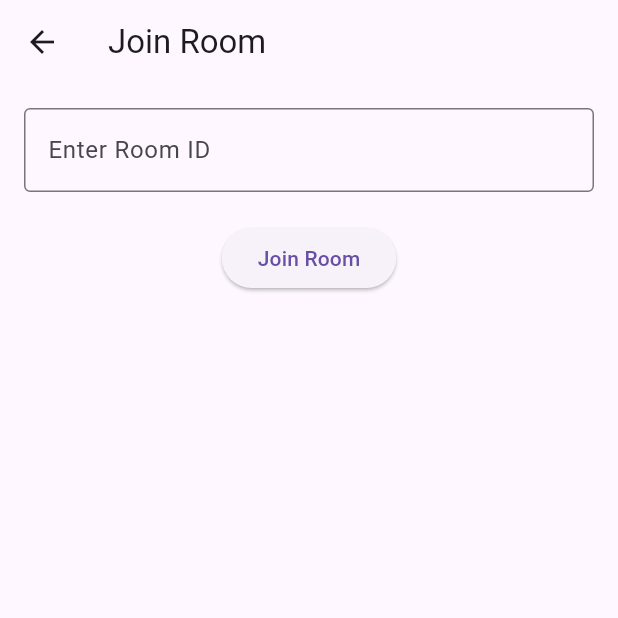
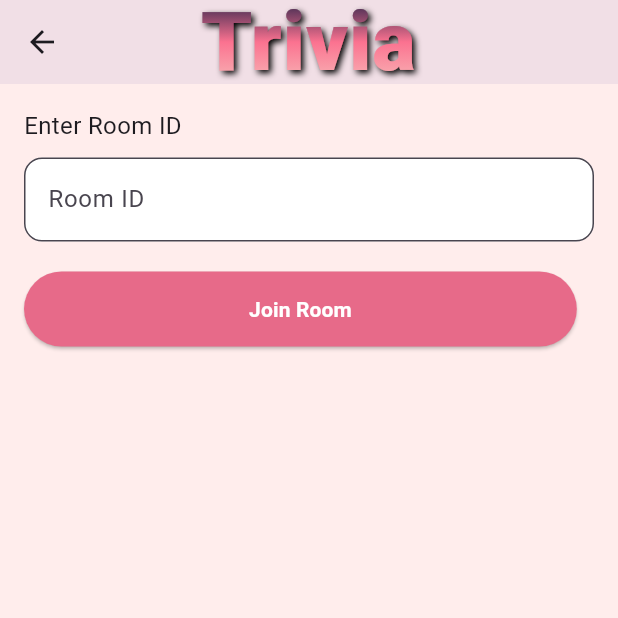
Before and after one commit to giriksv/triviagiri, a Flutter app: the JoinRoomScreen screen opened directly with empty values, on a phone screen of 412 x 824 dp, the top half of it. Run offline on Flutter 3.47's test engine with Material 3 defaults, Android fonts, the phone set to English and light mode, and no system bars; our stand-ins replace cloud_firestore, csv, firebase_auth, firebase_core, firebase_storage, google_fonts and 2 more; accounts and stored records are empty; network calls fail.

Commit message:
join room screen

```diff
--- a/lib/multiplayer/multi_player_views/create_room_screen.dart
+++ b/lib/multiplayer/multi_player_views/create_room_screen.dart
@@ -125,8 +125,18 @@ class _CreateRoomScreenState extends State<CreateRoomScreen> {
           key: _formKey,
           child: SingleChildScrollView( // Added to make it scrollable on smaller screens
             child: Column(
+
               crossAxisAlignment: CrossAxisAlignment.start,
               children: [
+                Text(
+                  "Create Room",
+                  style: TextStyle(
+                    color: Colors.black,
+                    fontSize: 18,
+                    fontWeight: FontWeight.bold,
+                  ),
+                ),
+                SizedBox(height: 26),
                 // Room Name Label and TextField
                 Text(
                   "Room Name",
--- a/lib/multiplayer/multi_player_views/join_room_screen.dart
+++ b/lib/multiplayer/multi_player_views/join_room_screen.dart
@@ -1,7 +1,8 @@
-// join_room_screen.dart
-
 import 'package:flutter/material.dart';
 import 'package:cloud_firestore/cloud_firestore.dart';
+import 'package:flutter/services.dart'; // For restricting input to integers
+import '../../utils/background_color_utils.dart';
+import '../../utils/custom_app_bar.dart';
 import 'waiting_screen.dart';
 
 class JoinRoomScreen extends StatefulWidget {
@@ -105,13 +106,11 @@ class _JoinRoomScreenState extends State<JoinRoomScreen> {
 
         // Add user to the room
         await roomRef.update({
-          'users': FieldValue.arrayUnion([
-            {
-              'email': widget.email,
-              'name': userName,
-              'roomPoints': 0,
-            }
-          ]),
+          'users': FieldValue.arrayUnion([{
+            'email': widget.email,
+            'name': userName,
+            'roomPoints': 0,
+          }]),
           // Remove from invitedUsers if present
           'invitedUsers': FieldValue.arrayRemove([widget.email]),
         });
@@ -124,7 +123,8 @@ class _JoinRoomScreenState extends State<JoinRoomScreen> {
               roomName: roomData['roomName'] ?? 'Unknown',
               roomId: roomId,
               maxUsers: maxUsers,
-              email: widget.email, members: [],
+              email: widget.email,
+              members: [],
             ),
           ),
         );
@@ -145,9 +145,8 @@ class _JoinRoomScreenState extends State<JoinRoomScreen> {
   @override
   Widget build(BuildContext context) {
     return Scaffold(
-      appBar: AppBar(
-        title: Text("Join Room"),
-      ),
+      appBar: customAppBar(),  // Use the custom AppBar
+      backgroundColor: BackgroundColorUtils.backgroundColor,
       body: Padding(
         padding: const EdgeInsets.all(16.0),
         child: _isLoading
@@ -155,12 +154,24 @@ class _JoinRoomScreenState extends State<JoinRoomScreen> {
             : Form(
           key: _formKey,
           child: Column(
+            crossAxisAlignment: CrossAxisAlignment.start,  // Aligns the text label to the left
             children: [
+              Text(
+                'Enter Room ID',  // Added text label
+                style: TextStyle(fontSize: 16),
+              ),
+              SizedBox(height: 10),
               TextFormField(
                 controller: _roomIdController,
+                keyboardType: TextInputType.number,  // Restrict to integer input
+                inputFormatters: [FilteringTextInputFormatter.digitsOnly],  // Ensures only digits are entered
                 decoration: InputDecoration(
-                  labelText: 'Enter Room ID',
-                  border: OutlineInputBorder(),
+                  labelText: 'Room ID',
+                  border: OutlineInputBorder(
+                    borderRadius: BorderRadius.circular(12),  // Curved edges for the text field
+                  ),
+                  fillColor: Colors.white,  // Set background color to white
+                  filled: true,  // Enable the fillColor property
                 ),
                 validator: (value) {
                   if (value == null || value.isEmpty) {
@@ -172,7 +183,20 @@ class _JoinRoomScreenState extends State<JoinRoomScreen> {
               SizedBox(height: 20),
               ElevatedButton(
                 onPressed: _joinRoom,
-                child: Text("Join Room"),
+                style: ElevatedButton.styleFrom(
+                  foregroundColor: Colors.white, backgroundColor: Color(0xFFE76A89),
+                  padding: EdgeInsets.symmetric(horizontal: 150, vertical: 15),
+                  shape: RoundedRectangleBorder(
+                    borderRadius: BorderRadius.circular(30),
+                  ),
+                ),
+                child: Text(
+                  'Join Room',
+                  style: TextStyle(
+                    color: Colors.white,  // White text color
+                    fontWeight: FontWeight.bold,  // Bold text
+                  ),
+                ),
               ),
             ],
           ),
```
